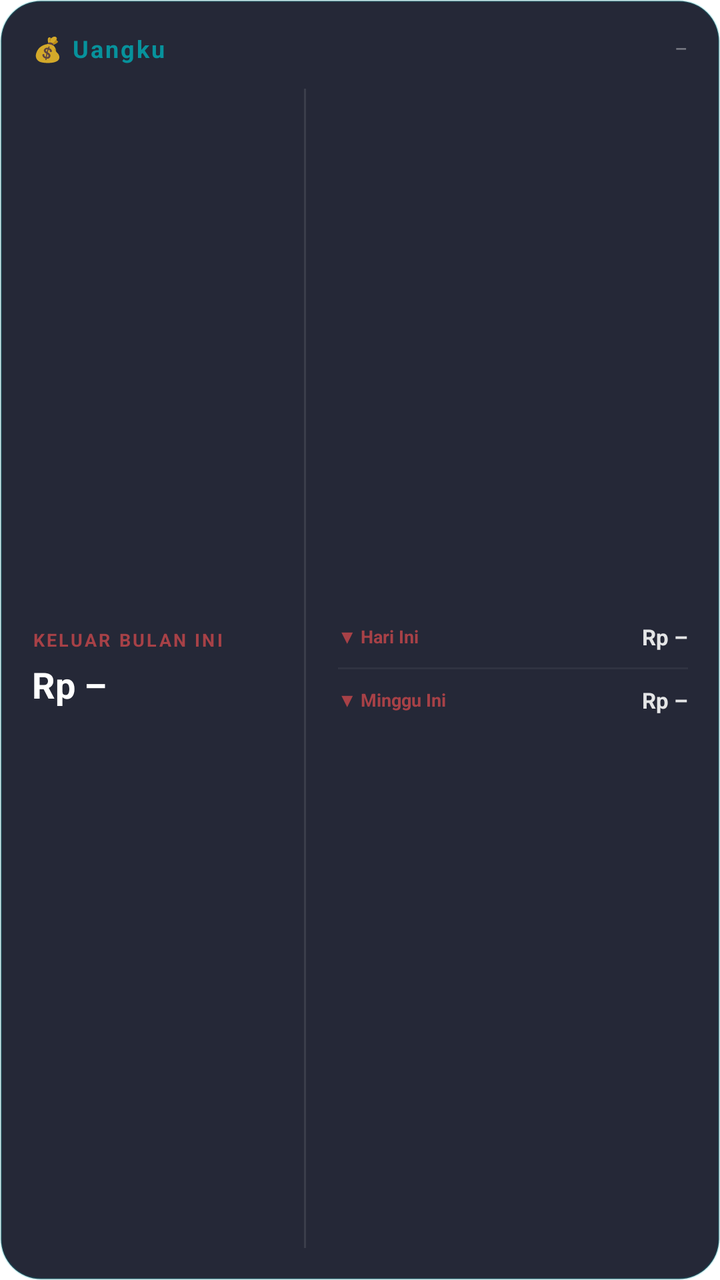
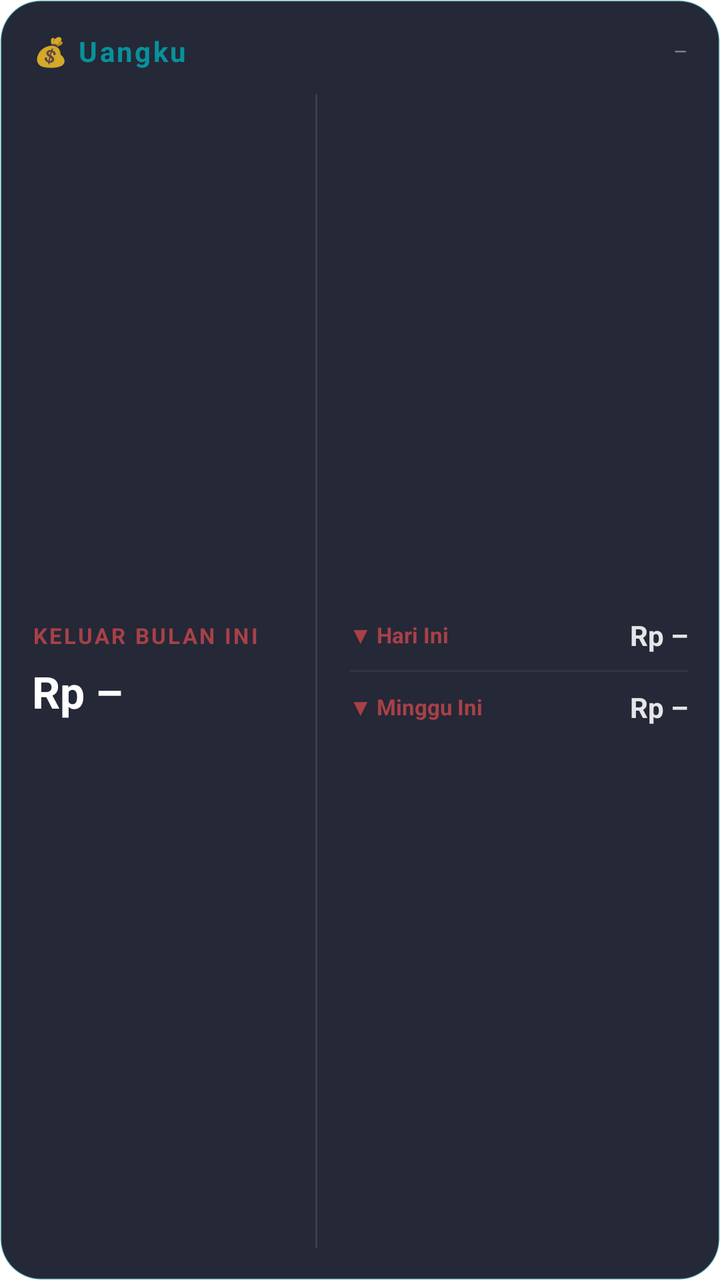

The first picture is an Android layout as it rendered before a commit; the second is the same layout after the commit. The layout source and the unified diff follow.
<!-- AndroidManifest.xml: fallback theme Theme.MaterialComponents.DayNight.NoActionBar -->
<!-- res/layout/uangku_widget.xml -->
<?xml version="1.0" encoding="utf-8"?>
<LinearLayout xmlns:android="http://schemas.android.com/apk/res/android"
    android:id="@+id/widget_root"
    android:layout_width="match_parent"
    android:layout_height="match_parent"
    android:background="@drawable/widget_background"
    android:orientation="vertical"
    android:padding="16dp">

    
    <LinearLayout
        android:layout_width="match_parent"
        android:layout_height="wrap_content"
        android:orientation="horizontal"
        android:gravity="center_vertical"
        android:layout_marginBottom="12dp">

        <TextView
            android:layout_width="0dp"
            android:layout_height="wrap_content"
            android:layout_weight="1"
            android:text="💰 Uangku"
            android:textColor="#CC00ADB5"
            android:textSize="12sp"
            android:textStyle="bold"
            android:letterSpacing="0.08" />

        <TextView
            android:id="@+id/widget_last_updated"
            android:layout_width="wrap_content"
            android:layout_height="wrap_content"
            android:text="–"
            android:textColor="#66FFFFFF"
            android:textSize="10sp" />
    </LinearLayout>

    
    <LinearLayout
        android:layout_width="match_parent"
        android:layout_height="0dp"
        android:layout_weight="1"
        android:orientation="horizontal"
        android:gravity="center_vertical">

        
        <LinearLayout
            android:layout_width="0dp"
            android:layout_height="match_parent"
            android:layout_weight="1.25"
            android:orientation="vertical"
            android:gravity="center_vertical"
            android:paddingRight="12dp">

            <TextView
                android:layout_width="wrap_content"
                android:layout_height="wrap_content"
                android:text="KELUAR BULAN INI"
                android:textColor="#99FF5252"
                android:textSize="9sp"
                android:textStyle="bold"
                android:letterSpacing="0.12"
                android:layout_marginBottom="4dp" />

            <TextView
                android:id="@+id/widget_balance"
                android:layout_width="wrap_content"
                android:layout_height="wrap_content"
                android:text="Rp –"
                android:textColor="#FFFFFFFF"
                android:textSize="18sp"
                android:textStyle="bold" />
        </LinearLayout>

        
        <FrameLayout
            android:layout_width="1dp"
            android:layout_height="match_parent"
            android:background="#1AFFFFFF" />

        
        <LinearLayout
            android:layout_width="0dp"
            android:layout_height="match_parent"
            android:layout_weight="1.75"
            android:orientation="vertical"
            android:gravity="center_vertical"
            android:paddingLeft="16dp">

            
            <LinearLayout
                android:layout_width="match_parent"
                android:layout_height="wrap_content"
                android:orientation="horizontal"
                android:gravity="center_vertical"
                android:layout_marginBottom="8dp">

                <TextView
                    android:layout_width="0dp"
                    android:layout_height="wrap_content"
                    android:layout_weight="1.1"
                    android:text="▼ Hari Ini"
                    android:textColor="#99FF5252"
                    android:textSize="9sp"
                    android:textStyle="bold" />

                <TextView
                    android:id="@+id/widget_expense_today"
                    android:layout_width="wrap_content"
                    android:layout_height="wrap_content"
                    android:text="Rp –"
                    android:textColor="#E0FFFFFF"
                    android:textSize="11sp"
                    android:textStyle="bold" />
            </LinearLayout>

            
            <FrameLayout
                android:layout_width="match_parent"
                android:layout_height="1dp"
                android:background="#0DFFFFFF"
                android:layout_marginBottom="8dp" />

            
            <LinearLayout
                android:layout_width="match_parent"
                android:layout_height="wrap_content"
                android:orientation="horizontal"
                android:gravity="center_vertical">

                <TextView
                    android:layout_width="0dp"
                    android:layout_height="wrap_content"
                    android:layout_weight="1.1"
                    android:text="▼ Minggu Ini"
                    android:textColor="#99FF5252"
                    android:textSize="9sp"
                    android:textStyle="bold" />

                <TextView
                    android:id="@+id/widget_expense_week"
                    android:layout_width="wrap_content"
                    android:layout_height="wrap_content"
                    android:text="Rp –"
                    android:textColor="#E0FFFFFF"
                    android:textSize="11sp"
                    android:textStyle="bold" />
            </LinearLayout>

        </LinearLayout>

    </LinearLayout>

</LinearLayout>
<!-- resources referenced by this layout -->
<resources>
  <!-- drawable widget_background (drawable) -->
  <?xml version="1.0" encoding="utf-8"?>
  <shape xmlns:android="http://schemas.android.com/apk/res/android"
      android:shape="rectangle">
      <solid android:color="#E60E1122" />
      <corners android:radius="20dp" />
      <stroke
          android:width="1dp"
          android:color="#3300ADB5" />
  </shape>
</resources>

<!-- the commit's change to res/layout/uangku_widget.xml (unified diff, before → after) -->
@@ -21,7 +21,7 @@
             android:layout_weight="1"
             android:text="💰 Uangku"
             android:textColor="#CC00ADB5"
-            android:textSize="12sp"
+            android:textSize="14sp"
             android:textStyle="bold"
             android:letterSpacing="0.08" />
 
@@ -31,7 +31,7 @@
             android:layout_height="wrap_content"
             android:text="–"
             android:textColor="#66FFFFFF"
-            android:textSize="10sp" />
+            android:textSize="11sp" />
     </LinearLayout>
 
     
@@ -46,7 +46,7 @@
         <LinearLayout
             android:layout_width="0dp"
             android:layout_height="match_parent"
-            android:layout_weight="1.25"
+            android:layout_weight="1.3"
             android:orientation="vertical"
             android:gravity="center_vertical"
             android:paddingRight="12dp">
@@ -56,10 +56,10 @@
                 android:layout_height="wrap_content"
                 android:text="KELUAR BULAN INI"
                 android:textColor="#99FF5252"
-                android:textSize="9sp"
+                android:textSize="11sp"
                 android:textStyle="bold"
-                android:letterSpacing="0.12"
-                android:layout_marginBottom="4dp" />
+                android:letterSpacing="0.1"
+                android:layout_marginBottom="6dp" />
 
             <TextView
                 android:id="@+id/widget_balance"
@@ -67,7 +67,7 @@
                 android:layout_height="wrap_content"
                 android:text="Rp –"
                 android:textColor="#FFFFFFFF"
-                android:textSize="18sp"
+                android:textSize="22sp"
                 android:textStyle="bold" />
         </LinearLayout>
 
@@ -81,7 +81,7 @@
         <LinearLayout
             android:layout_width="0dp"
             android:layout_height="match_parent"
-            android:layout_weight="1.75"
+            android:layout_weight="1.7"
             android:orientation="vertical"
             android:gravity="center_vertical"
             android:paddingLeft="16dp">
@@ -100,7 +100,7 @@
                     android:layout_weight="1.1"
                     android:text="▼ Hari Ini"
                     android:textColor="#99FF5252"
-                    android:textSize="9sp"
+                    android:textSize="11sp"
                     android:textStyle="bold" />
 
                 <TextView
@@ -109,7 +109,7 @@
                     android:layout_height="wrap_content"
                     android:text="Rp –"
                     android:textColor="#E0FFFFFF"
-                    android:textSize="11sp"
+                    android:textSize="14sp"
                     android:textStyle="bold" />
             </LinearLayout>
 
@@ -133,7 +133,7 @@
                     android:layout_weight="1.1"
                     android:text="▼ Minggu Ini"
                     android:textColor="#99FF5252"
-                    android:textSize="9sp"
+                    android:textSize="11sp"
                     android:textStyle="bold" />
 
                 <TextView
@@ -142,7 +142,7 @@
                     android:layout_height="wrap_content"
                     android:text="Rp –"
                     android:textColor="#E0FFFFFF"
-                    android:textSize="11sp"
+                    android:textSize="14sp"
                     android:textStyle="bold" />
             </LinearLayout>
 
